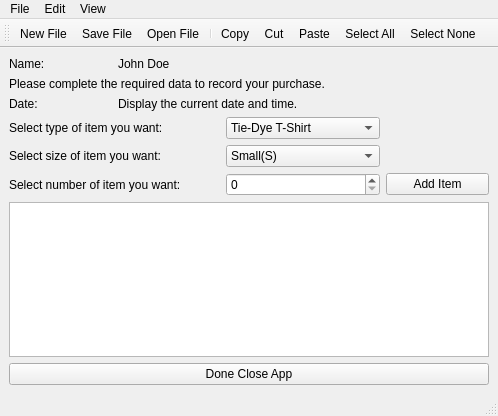
This is 18302424_Assignment2_COS3711_2025_Version1/mainwindowshop.ui in ndumisomahlangu96/Pulp-Fiction as Qt 5 draws it before an edit. The edited form follows.
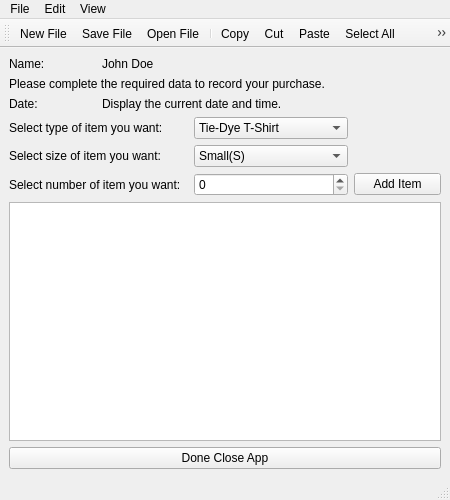
This is the edited form. Icons and pictures are not drawn.

Diff of the .ui file:
```diff
--- a/18302424_Assignment2_COS3711_2025_Version1/mainwindowshop.ui
+++ b/18302424_Assignment2_COS3711_2025_Version1/mainwindowshop.ui
@@ -6,8 +6,8 @@
    <rect>
     <x>0</x>
     <y>0</y>
-    <width>498</width>
-    <height>416</height>
+    <width>450</width>
+    <height>500</height>
    </rect>
   </property>
   <property name="windowTitle">
@@ -17,12 +17,11 @@
    <layout class="QVBoxLayout" name="verticalLayout">
     <item>
      <layout class="QGridLayout" name="gridLayout">
-      <item row="0" column="0">
-       <widget class="QLabel" name="labelCustomer">
-        <property name="text">
-         <string>Name:</string>
-        </property>
-       </widget>
+      <item row="6" column="2">
+       <widget class="QSpinBox" name="spinBox"/>
+      </item>
+      <item row="7" column="0" colspan="4">
+       <widget class="QPlainTextEdit" name="plainTextEdit"/>
       </item>
       <item row="1" column="0" colspan="3">
        <widget class="QLabel" name="labelIntro">
@@ -31,6 +30,13 @@
         </property>
        </widget>
       </item>
+      <item row="6" column="0" colspan="2">
+       <widget class="QLabel" name="labelNumber">
+        <property name="text">
+         <string>Select number of item you want: </string>
+        </property>
+       </widget>
+      </item>
       <item row="2" column="0">
        <widget class="QLabel" name="labelDate">
         <property name="text">
@@ -38,57 +44,21 @@
         </property>
        </widget>
       </item>
-      <item row="2" column="1" colspan="2">
-       <widget class="QLabel" name="labelDateTime">
-        <property name="text">
-         <string>Display the current date and time.</string>
-        </property>
-       </widget>
-      </item>
-      <item row="3" column="0" colspan="2">
-       <widget class="QLabel" name="labelType">
-        <property name="text">
-         <string>Select type of item you want:</string>
-        </property>
-       </widget>
-      </item>
-      <item row="4" column="0" colspan="2">
+      <item row="5" column="0" colspan="2">
        <widget class="QLabel" name="labelSize">
         <property name="text">
          <string>Select size of item you want: </string>
         </property>
        </widget>
       </item>
-      <item row="5" column="0" colspan="2">
-       <widget class="QLabel" name="labelNumber">
+      <item row="0" column="1">
+       <widget class="QLabel" name="labelCustomerName">
         <property name="text">
-         <string>Select number of item you want: </string>
+         <string>John Doe</string>
         </property>
        </widget>
       </item>
-      <item row="6" column="0" colspan="4">
-       <widget class="QPlainTextEdit" name="plainTextEdit"/>
-      </item>
-      <item row="3" column="2">
-       <widget class="QComboBox" name="comboBoxType">
-        <item>
-         <property name="text">
-          <string>Tie-Dye T-Shirt</string>
-         </property>
-        </item>
-        <item>
-         <property name="text">
-          <string>Custom Printed T-Shirt</string>
-         </property>
-        </item>
-        <item>
-         <property name="text">
-          <string>Made Branded T-Shirt</string>
-         </property>
-        </item>
-       </widget>
-      </item>
-      <item row="4" column="2">
+      <item row="5" column="2">
        <widget class="QComboBox" name="comboBoxSize">
         <item>
          <property name="text">
@@ -112,10 +82,21 @@
         </item>
        </widget>
       </item>
-      <item row="5" column="2">
-       <widget class="QSpinBox" name="spinBox"/>
+      <item row="0" column="0">
+       <widget class="QLabel" name="labelCustomer">
+        <property name="text">
+         <string>Name:</string>
+        </property>
+       </widget>
       </item>
-      <item row="5" column="3">
+      <item row="4" column="0" colspan="2">
+       <widget class="QLabel" name="labelType">
+        <property name="text">
+         <string>Select type of item you want:</string>
+        </property>
+       </widget>
+      </item>
+      <item row="6" column="3">
        <widget class="QPushButton" name="pushButtonAdd">
         <property name="text">
          <string>Add Item</string>
@@ -126,13 +107,32 @@
         </property>
        </widget>
       </item>
-      <item row="0" column="1">
-       <widget class="QLabel" name="labelCustomerName">
+      <item row="2" column="1" colspan="2">
+       <widget class="QLabel" name="labelDateTime">
         <property name="text">
-         <string>John Doe</string>
+         <string>Display the current date and time.</string>
         </property>
        </widget>
       </item>
+      <item row="4" column="2">
+       <widget class="QComboBox" name="comboBoxType">
+        <item>
+         <property name="text">
+          <string>Tie-Dye T-Shirt</string>
+         </property>
+        </item>
+        <item>
+         <property name="text">
+          <string>Custom Printed T-Shirt</string>
+         </property>
+        </item>
+        <item>
+         <property name="text">
+          <string>Made Branded T-Shirt</string>
+         </property>
+        </item>
+       </widget>
+      </item>
      </layout>
     </item>
     <item>
@@ -153,7 +153,7 @@
     <rect>
      <x>0</x>
      <y>0</y>
-     <width>498</width>
+     <width>450</width>
      <height>22</height>
     </rect>
    </property>
```
